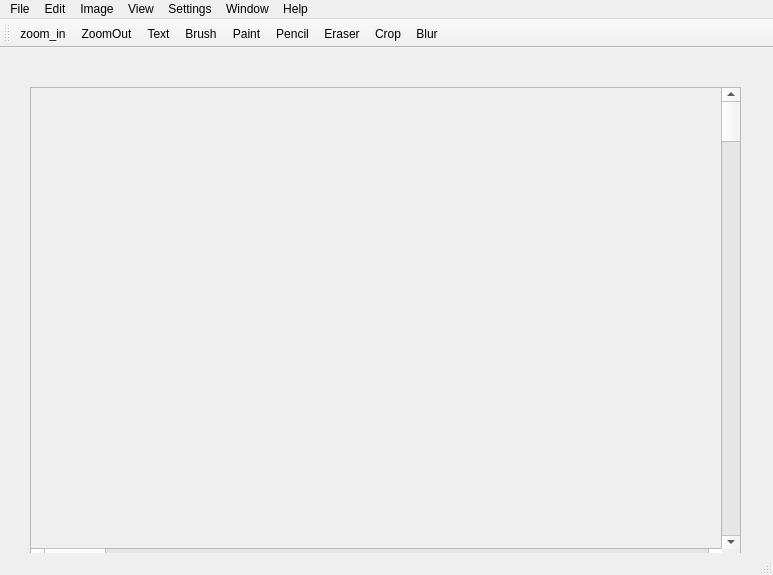
The window that CHIMP/mainwindow.ui (FriendlyBytes/CHIMP) describes before a commit, drawn with Qt 5.
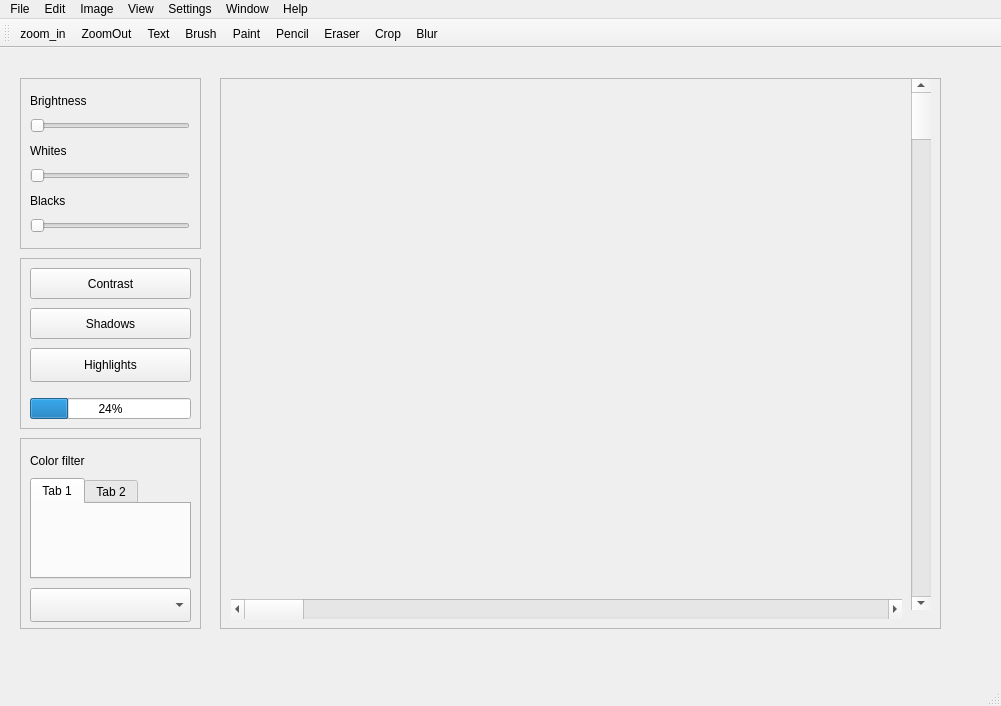
The same window after the commit. Icons and pictures are not drawn.

What changed in the file:
```diff
--- a/CHIMP/mainwindow.ui
+++ b/CHIMP/mainwindow.ui
@@ -6,8 +6,8 @@
    <rect>
     <x>0</x>
     <y>0</y>
-    <width>773</width>
-    <height>575</height>
+    <width>1001</width>
+    <height>706</height>
    </rect>
   </property>
   <property name="windowTitle">
@@ -17,10 +17,10 @@
    <widget class="QScrollArea" name="scrollArea">
     <property name="geometry">
      <rect>
-      <x>30</x>
-      <y>39</y>
-      <width>711</width>
-      <height>481</height>
+      <x>220</x>
+      <y>30</y>
+      <width>721</width>
+      <height>551</height>
      </rect>
     </property>
     <property name="widgetResizable">
@@ -31,16 +31,16 @@
       <rect>
        <x>0</x>
        <y>0</y>
-       <width>709</width>
-       <height>479</height>
+       <width>719</width>
+       <height>549</height>
       </rect>
      </property>
      <widget class="QScrollBar" name="horizontalScrollBar">
       <property name="geometry">
        <rect>
-        <x>0</x>
-        <y>460</y>
-        <width>691</width>
+        <x>10</x>
+        <y>520</y>
+        <width>671</width>
         <height>20</height>
        </rect>
       </property>
@@ -54,7 +54,7 @@
         <x>690</x>
         <y>0</y>
         <width>20</width>
-        <height>461</height>
+        <height>531</height>
        </rect>
       </property>
       <property name="orientation">
@@ -63,13 +63,237 @@
      </widget>
     </widget>
    </widget>
+   <widget class="QFrame" name="frame">
+    <property name="geometry">
+     <rect>
+      <x>20</x>
+      <y>30</y>
+      <width>181</width>
+      <height>171</height>
+     </rect>
+    </property>
+    <property name="frameShape">
+     <enum>QFrame::StyledPanel</enum>
+    </property>
+    <property name="frameShadow">
+     <enum>QFrame::Raised</enum>
+    </property>
+    <widget class="QSlider" name="horizontalSlider">
+     <property name="geometry">
+      <rect>
+       <x>10</x>
+       <y>40</y>
+       <width>160</width>
+       <height>16</height>
+      </rect>
+     </property>
+     <property name="orientation">
+      <enum>Qt::Horizontal</enum>
+     </property>
+    </widget>
+    <widget class="QSlider" name="horizontalSlider_2">
+     <property name="geometry">
+      <rect>
+       <x>10</x>
+       <y>90</y>
+       <width>160</width>
+       <height>16</height>
+      </rect>
+     </property>
+     <property name="orientation">
+      <enum>Qt::Horizontal</enum>
+     </property>
+    </widget>
+    <widget class="QSlider" name="horizontalSlider_3">
+     <property name="geometry">
+      <rect>
+       <x>10</x>
+       <y>140</y>
+       <width>160</width>
+       <height>16</height>
+      </rect>
+     </property>
+     <property name="orientation">
+      <enum>Qt::Horizontal</enum>
+     </property>
+    </widget>
+    <widget class="QLabel" name="label">
+     <property name="geometry">
+      <rect>
+       <x>10</x>
+       <y>10</y>
+       <width>111</width>
+       <height>26</height>
+      </rect>
+     </property>
+     <property name="text">
+      <string>Brightness</string>
+     </property>
+    </widget>
+    <widget class="QLabel" name="label_2">
+     <property name="geometry">
+      <rect>
+       <x>10</x>
+       <y>60</y>
+       <width>98</width>
+       <height>26</height>
+      </rect>
+     </property>
+     <property name="text">
+      <string>Whites</string>
+     </property>
+    </widget>
+    <widget class="QLabel" name="label_3">
+     <property name="geometry">
+      <rect>
+       <x>10</x>
+       <y>110</y>
+       <width>98</width>
+       <height>26</height>
+      </rect>
+     </property>
+     <property name="text">
+      <string>Blacks</string>
+     </property>
+    </widget>
+   </widget>
+   <widget class="QFrame" name="frame_2">
+    <property name="geometry">
+     <rect>
+      <x>20</x>
+      <y>210</y>
+      <width>181</width>
+      <height>171</height>
+     </rect>
+    </property>
+    <property name="frameShape">
+     <enum>QFrame::StyledPanel</enum>
+    </property>
+    <property name="frameShadow">
+     <enum>QFrame::Raised</enum>
+    </property>
+    <widget class="QPushButton" name="pushButton_4">
+     <property name="geometry">
+      <rect>
+       <x>10</x>
+       <y>10</y>
+       <width>161</width>
+       <height>31</height>
+      </rect>
+     </property>
+     <property name="text">
+      <string>Contrast</string>
+     </property>
+    </widget>
+    <widget class="QPushButton" name="pushButton_6">
+     <property name="geometry">
+      <rect>
+       <x>10</x>
+       <y>90</y>
+       <width>161</width>
+       <height>34</height>
+      </rect>
+     </property>
+     <property name="text">
+      <string>Highlights</string>
+     </property>
+    </widget>
+    <widget class="QProgressBar" name="progressBar">
+     <property name="geometry">
+      <rect>
+       <x>10</x>
+       <y>140</y>
+       <width>161</width>
+       <height>21</height>
+      </rect>
+     </property>
+     <property name="value">
+      <number>24</number>
+     </property>
+    </widget>
+    <widget class="QPushButton" name="pushButton_5">
+     <property name="geometry">
+      <rect>
+       <x>10</x>
+       <y>50</y>
+       <width>161</width>
+       <height>31</height>
+      </rect>
+     </property>
+     <property name="text">
+      <string>Shadows</string>
+     </property>
+    </widget>
+   </widget>
+   <widget class="QFrame" name="frame_3">
+    <property name="geometry">
+     <rect>
+      <x>20</x>
+      <y>390</y>
+      <width>181</width>
+      <height>191</height>
+     </rect>
+    </property>
+    <property name="frameShape">
+     <enum>QFrame::StyledPanel</enum>
+    </property>
+    <property name="frameShadow">
+     <enum>QFrame::Raised</enum>
+    </property>
+    <widget class="QTabWidget" name="tabWidget">
+     <property name="geometry">
+      <rect>
+       <x>10</x>
+       <y>40</y>
+       <width>161</width>
+       <height>101</height>
+      </rect>
+     </property>
+     <property name="currentIndex">
+      <number>0</number>
+     </property>
+     <widget class="QWidget" name="tab">
+      <attribute name="title">
+       <string>Tab 1</string>
+      </attribute>
+     </widget>
+     <widget class="QWidget" name="tab_2">
+      <attribute name="title">
+       <string>Tab 2</string>
+      </attribute>
+     </widget>
+    </widget>
+    <widget class="QLabel" name="label_4">
+     <property name="geometry">
+      <rect>
+       <x>10</x>
+       <y>10</y>
+       <width>111</width>
+       <height>26</height>
+      </rect>
+     </property>
+     <property name="text">
+      <string>Color filter</string>
+     </property>
+    </widget>
+    <widget class="QComboBox" name="comboBox">
+     <property name="geometry">
+      <rect>
+       <x>10</x>
+       <y>150</y>
+       <width>161</width>
+       <height>34</height>
+      </rect>
+     </property>
+    </widget>
+   </widget>
   </widget>
   <widget class="QMenuBar" name="menubar">
    <property name="geometry">
     <rect>
      <x>0</x>
      <y>0</y>
-     <width>773</width>
+     <width>1001</width>
      <height>31</height>
     </rect>
    </property>
```
